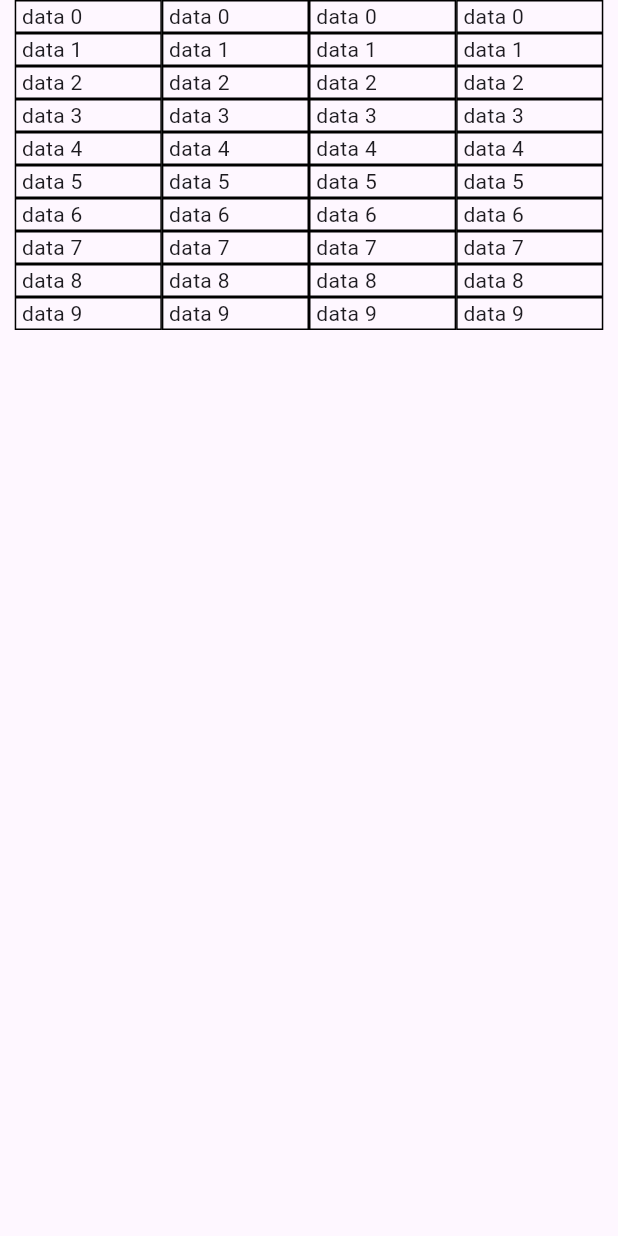
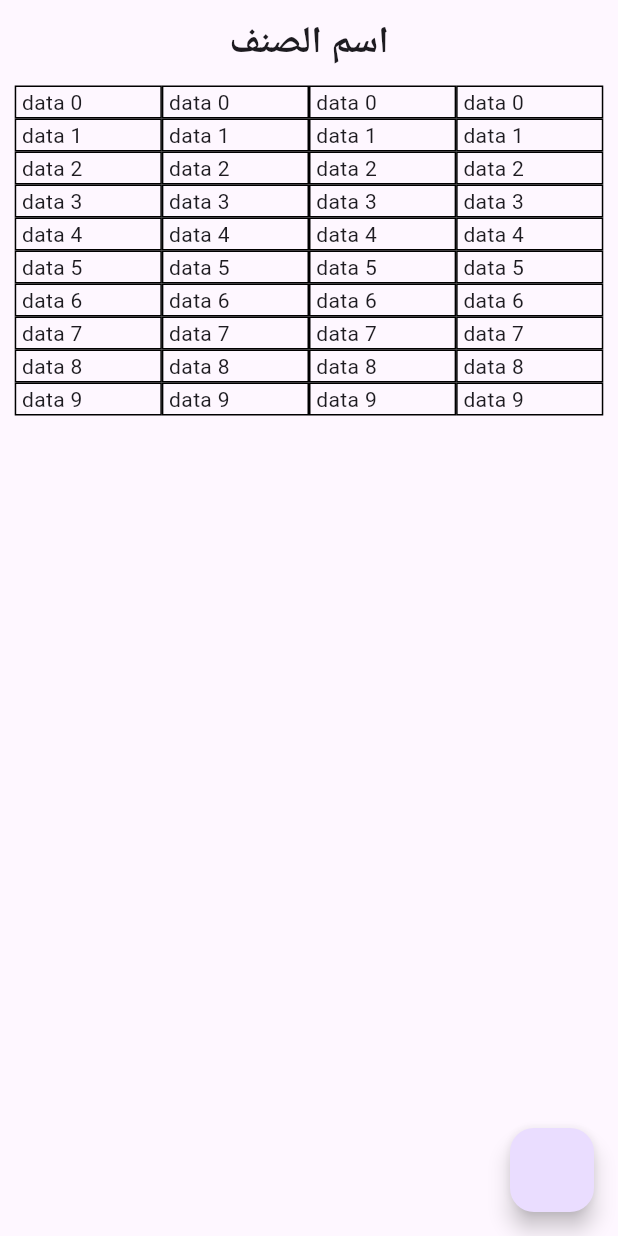
Before and after one commit to samibarsa/calc, a Flutter app: the MyWidget screen opened directly, on a phone screen of 412 x 824 dp. Run offline on Flutter 3.47's test engine with Material 3 defaults, Android fonts, the phone set to English and light mode, and no system bars; our stand-ins replace firebase_core, firebase_database, flutter_screenutil, flutter_slidable, flutter_svg; accounts and stored records are empty.

Commit message:
refactor code after the tonado

```diff
--- /dev/null
+++ b/lib/Features/Production/presentation/pages/prodaction.dart
@@ -0,0 +1,20 @@
+import 'package:flutter/material.dart';
+import 'package:calc_app/core/func/show_bottom_sheet.dart';
+
+import '../widgets/bottom_sheet_body_production.dart';
+import '../widgets/production_body.dart';
+
+class MyWidget extends StatelessWidget {
+  const MyWidget({super.key});
+
+  @override
+  Widget build(BuildContext context) {
+    return Scaffold(
+      floatingActionButton: FloatingActionButton(onPressed: () async {
+        ShowBottomSheet.showBottomSheet(context,
+            child: BottomSheetBodyProduction(), initialChildSize: 0.6);
+      }),
+      body: const ProductionBody(),
+    );
+  }
+}
--- /dev/null
+++ b/lib/Features/Production/presentation/widgets/list_view_production_item.dart
@@ -0,0 +1,38 @@
+import 'package:flutter/material.dart';
+
+class ListViewItem extends StatelessWidget {
+  const ListViewItem({
+    super.key,
+    required this.index,
+  });
+  final int index;
+  @override
+  Widget build(BuildContext context) {
+    var width2 = MediaQuery.of(context).size.width / 4.2;
+    return Row(
+      mainAxisAlignment: MainAxisAlignment.center,
+      children: [
+        Container(
+          width: width2,
+          decoration: BoxDecoration(border: Border.all(color: Colors.black)),
+          child: Text(" data $index"),
+        ),
+        Container(
+          width: width2,
+          decoration: BoxDecoration(border: Border.all(color: Colors.black)),
+          child: Text(" data $index"),
+        ),
+        Container(
+          width: width2,
+          decoration: BoxDecoration(border: Border.all(color: Colors.black)),
+          child: Text(" data $index"),
+        ),
+        Container(
+          width: width2,
+          decoration: BoxDecoration(border: Border.all(color: Colors.black)),
+          child: Text(" data $index"),
+        ),
+      ],
+    );
+  }
+}
--- /dev/null
+++ b/lib/Features/Production/presentation/widgets/production_body.dart
@@ -0,0 +1,37 @@
+import 'package:calc_app/Features/Production/presentation/pages/prodaction.dart';
+import 'package:flutter/material.dart';
+import 'package:flutter_screenutil/flutter_screenutil.dart';
+
+import 'list_view_production_item.dart';
+
+class ProductionBody extends StatelessWidget {
+  const ProductionBody({
+    super.key,
+  });
+
+  @override
+  Widget build(BuildContext context) {
+    return SafeArea(
+        child: Column(
+          children: [
+            SizedBox(height:10.h),
+          const  Text("اسم الصنف",style: TextStyle(fontSize: 25,fontWeight: FontWeight.bold),),
+            SizedBox(height:10.h),
+            Expanded(
+              child: ListView.builder(
+                    itemCount: 10,
+                    itemBuilder: (context, index) => IntrinsicHeight(
+              child: Column(
+                children: [
+                  ListViewItem(
+                    index: index,
+                  ),
+                ],
+              ),
+                    ),
+                  ),
+            ),
+          ],
+        ));
+  }
+}
--- a/lib/presentation/widgets/list_view_item.dart
+++ b/lib/Features/home/presentation/widgets/list_view_item.dart
@@ -1,7 +1,7 @@
 import 'dart:developer';
 
-import 'package:calc_app/presentation/pages/detailes.dart';
-import 'package:calc_app/presentation/pages/prodaction.dart';
+import 'package:calc_app/Features/home/presentation/pages/detailes.dart';
+import 'package:calc_app/Features/Production/presentation/pages/prodaction.dart';
 import 'package:flutter/material.dart';
 import 'package:flutter_slidable/flutter_slidable.dart';
 
--- a/lib/main.dart
+++ b/lib/main.dart
@@ -1,13 +1,13 @@
 
 
-import 'package:calc_app/domain/model/our_model.dart';
+import 'package:calc_app/Features/home/domain/model/our_model.dart';
 import 'package:calc_app/firebase_options.dart';
 import 'package:firebase_core/firebase_core.dart';
 import 'package:firebase_database/firebase_database.dart';
 import 'package:flutter/material.dart';
 import 'package:flutter_screenutil/flutter_screenutil.dart';
 
-import 'presentation/pages/home_page.dart';
+import 'Features/home/presentation/pages/home_page.dart';
 
 void main() async {
   WidgetsFlutterBinding.ensureInitialized();
--- a/lib/presentation/pages/prodaction.dart
+++ /dev/null
@@ -1,47 +0,0 @@
-import 'package:flutter/material.dart';
-
-class MyWidget extends StatelessWidget {
-  const MyWidget({super.key});
-
-  @override
-  Widget build(BuildContext context) {
-    return Scaffold(
-      body: SafeArea(
-          child: ListView.builder(
-            itemCount: 10,
-            itemBuilder: (context, index) =>  IntrinsicHeight(
-              child: Column(
-                children: [
-                  ListViewItem(index: index,),
-
-
-
-
-
-                ],
-              ),
-            ),
-          )),
-    );
-  }
-}
-
-class ListViewItem extends StatelessWidget {
-  const ListViewItem({
-    super.key, required this.index,
-  });
-final int index;
-  @override
-  Widget build(BuildContext context) {
-    var width2 = MediaQuery.of(context).size.width/4.2;
-    return Row(mainAxisAlignment: MainAxisAlignment.center,
-      children: [
-        Container(width: width2,decoration: BoxDecoration(border: Border.all(color:Colors.black )),child: Text(" data $index"),),
-        Container(width: width2,decoration: BoxDecoration(border: Border.all(color:Colors.black )),child: Text(" data $index"),),
-        Container(width: width2,decoration: BoxDecoration(border: Border.all(color:Colors.black )),child: Text(" data $index"),),
-        Container(width: width2,decoration: BoxDecoration(border: Border.all(color:Colors.black )),child: Text(" data $index"),),
-
-      ],
-    );
-  }
-}
```
Also changed, not shown: lib/Features/Production/presentation/widgets/bottom_sheet_body_production.dart (renamed from lib/presentation/widgets/bottom_sheet_body.dart, +26 -12 lines), lib/Features/home/domain/model/our_model.dart (renamed from lib/domain/model/our_model.dart, +15 -15 lines), lib/Features/home/presentation/pages/home_page.dart (added, +21 -0 lines), lib/Features/home/presentation/widgets/bottom_sheet_body.dart (added, +56 -0 lines), lib/Features/home/presentation/widgets/bottom_sheet_body_production.dart (added, +69 -0 lines), lib/Features/home/presentation/widgets/home_page_body.dart (added, +36 -0 lines), lib/core/func/show_bottom_sheet.dart (added, +34 -0 lines), lib/presentation/pages/home_page.dart (deleted, +0 -67 lines), lib/Features/home/presentation/pages/detailes.dart (renamed from lib/presentation/pages/detailes.dart), lib/Features/home/presentation/widgets/search_text_field.dart (renamed from lib/presentation/widgets/search_text_field.dart), lib/core/widgets/custom_botton.dart (renamed from lib/presentation/widgets/custom_botton.dart), lib/core/widgets/custom_text_field.dart (renamed from lib/presentation/widgets/custom_text_field.dart).
